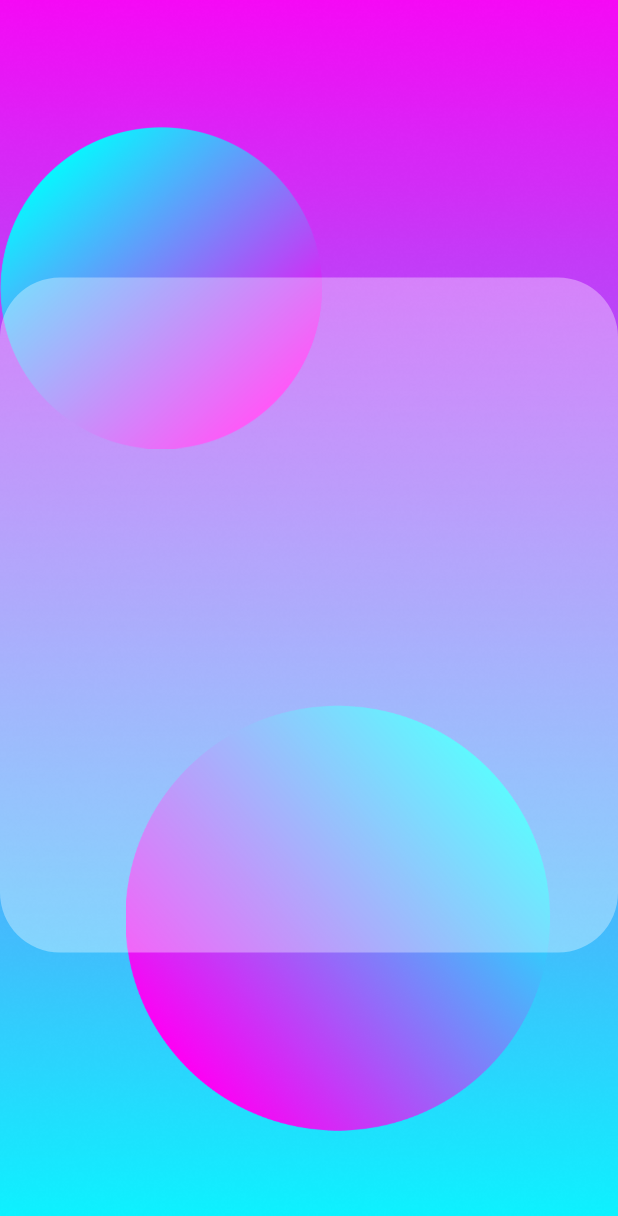
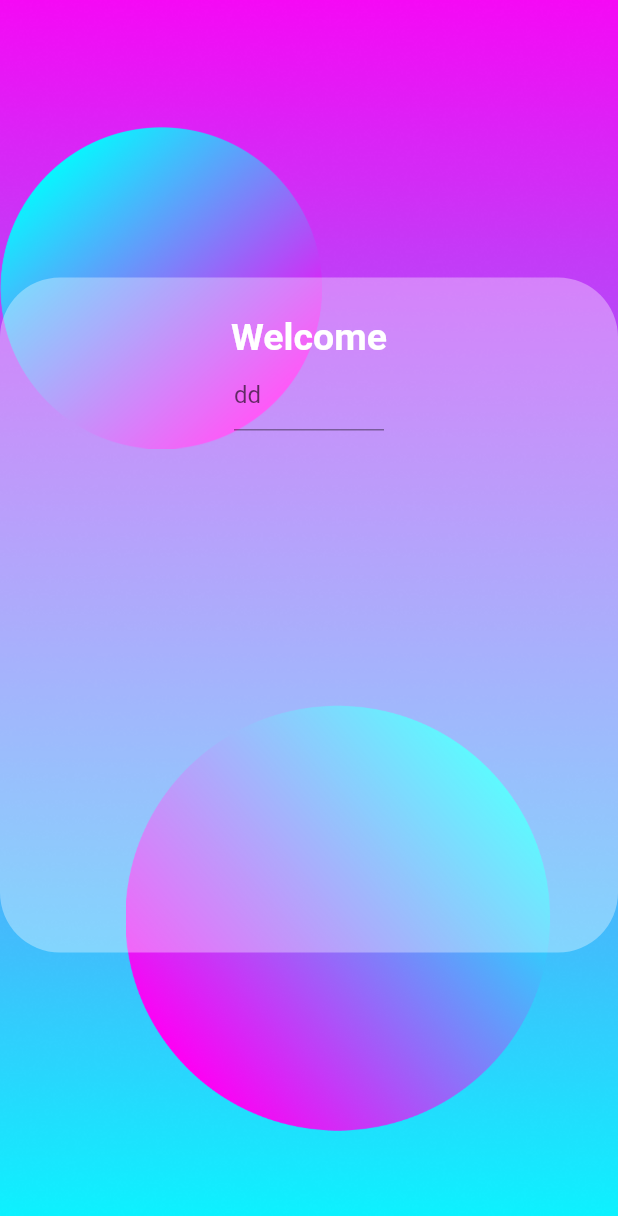
Before and after one commit to Jakausenova1/ItSchoolMegacom_Dart_Flutter, a Flutter app: the screen it shows after launch, on a phone screen of 412 x 824 dp. Shown: the top 1216 px of the screen. Run offline on Flutter 3.47's test engine with Material 2 defaults, Android fonts, the phone set to English and light mode, and no system bars; our stand-ins replace dio.

Commit message:
not finished

```diff
--- a/flutterLessons/flutter11/flutter_application_1/lib/welcome_phone.dart
+++ b/flutterLessons/flutter11/flutter_application_1/lib/welcome_phone.dart
@@ -7,7 +7,8 @@ class WelcomePhone extends StatelessWidget {
 
   @override
   Widget build(BuildContext context) {
-    return Stack(
+    return Scaffold(
+      body: Stack(
         children: [
           Container(
             decoration: const BoxDecoration(
@@ -49,15 +50,25 @@ class WelcomePhone extends StatelessWidget {
                 color: Colors.white.withOpacity(0.35),
               ),
               child: Column(
-              children: const [
+                children: [
                   SizedBox(
                     height: 25,
                   ),
+                  Text("Welcome",
+                      style: AppFonts.w600s25.copyWith(color: Colors.white)),
+                  SizedBox(
+                    width: 100,
+                    height: 50,
+                    child: TextField(
+                      decoration: InputDecoration(hintText: "dd"),
+                    ),
+                  )
                 ],
               ),
             ),
-        )
+          ),
         ],
+      ),
     );
   }
 }
```
Lines whose indentation alone changed are shown as unchanged.
